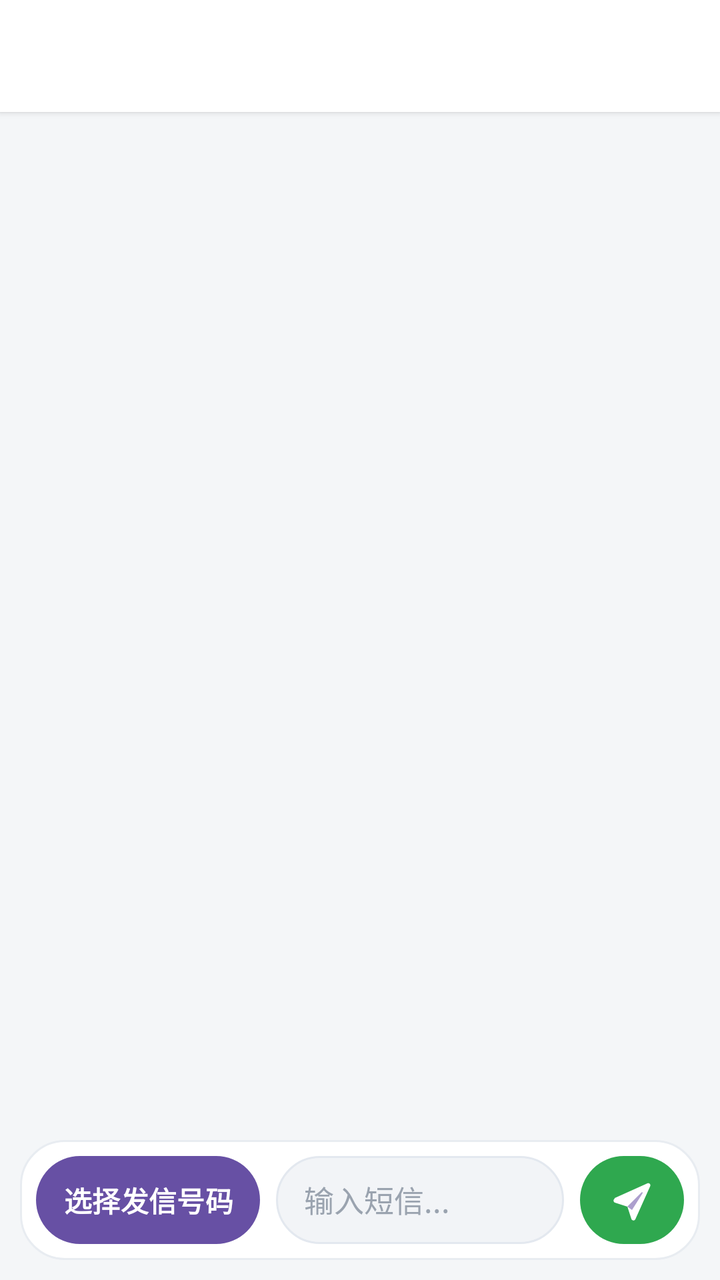
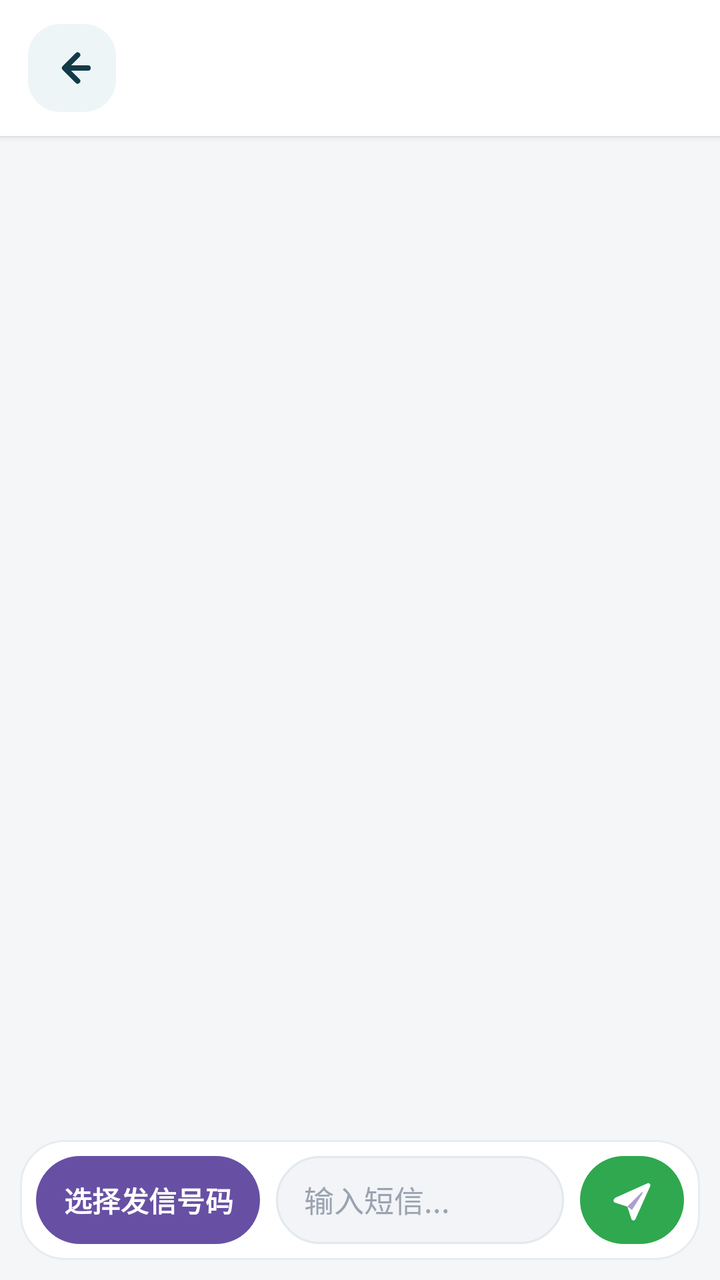

Screens rendered from an Android XML layout before and after an edit, with the pre-edit source and the edit as a unified diff.
<!-- AndroidManifest.xml: application theme Theme.DSIM -->
<!-- res/layout/activity_sms_chat.xml -->
<?xml version="1.0" encoding="utf-8"?>
<LinearLayout xmlns:android="http://schemas.android.com/apk/res/android"
    android:layout_width="match_parent"
    android:layout_height="match_parent"
    android:background="#F4F6F8"
    android:orientation="vertical">

    <TextView
        android:id="@+id/tvChatTitle"
        android:layout_width="match_parent"
        android:layout_height="56dp"
        android:background="#FFFFFF"
        android:elevation="2dp"
        android:gravity="center_vertical"
        android:paddingStart="20dp"
        android:paddingEnd="20dp"
        android:singleLine="true"
        android:textColor="#17212B"
        android:textSize="20sp"
        android:textStyle="bold" />

    <androidx.recyclerview.widget.RecyclerView
        android:id="@+id/rvChatMessages"
        android:layout_width="match_parent"
        android:layout_height="0dp"
        android:layout_weight="1"
        android:clipToPadding="false"
        android:paddingStart="10dp"
        android:paddingTop="12dp"
        android:paddingEnd="10dp"
        android:paddingBottom="12dp" />

    <LinearLayout
        android:layout_width="match_parent"
        android:layout_height="wrap_content"
        android:background="#F4F6F8"
        android:paddingStart="10dp"
        android:paddingEnd="10dp"
        android:paddingBottom="10dp"
        android:paddingTop="4dp">

        <LinearLayout
            android:layout_width="match_parent"
            android:layout_height="wrap_content"
            android:background="@drawable/bg_chat_input_panel"
            android:gravity="center_vertical"
            android:orientation="horizontal"
            android:padding="8dp">

            <Button
                android:id="@+id/btnSelectSim"
                android:layout_width="112dp"
                android:layout_height="44dp"
                android:background="@drawable/bg_chat_sender_button"
                android:ellipsize="end"
                android:includeFontPadding="false"
                android:minWidth="0dp"
                android:minHeight="0dp"
                android:paddingStart="12dp"
                android:paddingEnd="12dp"
                android:singleLine="true"
                android:stateListAnimator="@null"
                android:text="&#36873;&#25321;&#21457;&#20449;&#21495;&#30721;"
                android:textColor="#FFFFFF"
                android:textSize="14sp"
                android:textStyle="bold" />

            <EditText
                android:id="@+id/etSmsInput"
                android:layout_width="0dp"
                android:layout_height="44dp"
                android:layout_marginStart="8dp"
                android:layout_marginEnd="8dp"
                android:layout_weight="1"
                android:background="@drawable/bg_chat_input_field"
                android:hint="&#36755;&#20837;&#30701;&#20449;..."
                android:includeFontPadding="false"
                android:inputType="textMultiLine"
                android:maxLines="3"
                android:minHeight="44dp"
                android:paddingStart="14dp"
                android:paddingEnd="14dp"
                android:textColor="#17212B"
                android:textColorHint="#9AA3AF"
                android:textSize="15sp" />

            <ImageButton
                android:id="@+id/btnSendSms"
                android:layout_width="52dp"
                android:layout_height="44dp"
                android:background="@drawable/bg_chat_send_button"
                android:contentDescription="&#21457;&#36865;"
                android:padding="10dp"
                android:scaleType="center"
                android:src="@drawable/ic_chat_send" />
        </LinearLayout>
    </LinearLayout>
</LinearLayout>
<!-- resources referenced by this layout -->
<resources>
  <!-- drawable bg_chat_input_field (drawable) -->
  <?xml version="1.0" encoding="utf-8"?>
  <shape xmlns:android="http://schemas.android.com/apk/res/android">
      <solid android:color="#F2F4F7" />
      <corners android:radius="22dp" />
      <stroke
          android:width="1dp"
          android:color="#E3E8EF" />
  </shape>
  <!-- drawable bg_chat_input_panel (drawable) -->
  <?xml version="1.0" encoding="utf-8"?>
  <shape xmlns:android="http://schemas.android.com/apk/res/android">
      <solid android:color="#FFFFFF" />
      <corners android:radius="22dp" />
      <stroke
          android:width="1dp"
          android:color="#E8ECF1" />
  </shape>
  <!-- drawable bg_chat_send_button (drawable) -->
  <?xml version="1.0" encoding="utf-8"?>
  <shape xmlns:android="http://schemas.android.com/apk/res/android">
      <solid android:color="#2FA84F" />
      <corners android:radius="22dp" />
  </shape>
  <!-- drawable bg_chat_sender_button (drawable) -->
  <?xml version="1.0" encoding="utf-8"?>
  <shape xmlns:android="http://schemas.android.com/apk/res/android">
      <solid android:color="#6750A4" />
      <corners android:radius="22dp" />
  </shape>
  <!-- drawable ic_chat_send (drawable) -->
  <?xml version="1.0" encoding="utf-8"?>
  <vector xmlns:android="http://schemas.android.com/apk/res/android"
      android:width="24dp"
      android:height="24dp"
      android:viewportWidth="24"
      android:viewportHeight="24">
  
      <path
          android:fillColor="#FFFFFF"
          android:pathData="M3.2,11.1l16.5,-7.4c0.9,-0.4 1.8,0.5 1.4,1.4l-7.4,16.5c-0.4,0.9 -1.7,0.8 -2,-0.1l-2,-6.2l-6.2,-2c-0.9,-0.3 -1,-1.6 -0.1,-2z" />
  
      <path
          android:fillColor="#6750A4"
          android:fillAlpha="0.55"
          android:pathData="M9.7,15.3l7.1,-7.1c0.3,-0.3 0.7,0.1 0.5,0.4l-5.3,8.4z" />
  </vector>
  <style name="Theme.DSIM" parent="Base.Theme.DSIM" />
  <style name="Base.Theme.DSIM" parent="Theme.Material3.DayNight.NoActionBar">
          
          
      </style>
</resources>

<!-- the commit's change to res/layout/activity_sms_chat.xml (unified diff, before → after) -->
@@ -5,19 +5,38 @@
     android:background="#F4F6F8"
     android:orientation="vertical">
 
-    <TextView
-        android:id="@+id/tvChatTitle"
+    <LinearLayout
         android:layout_width="match_parent"
-        android:layout_height="56dp"
+        android:layout_height="68dp"
         android:background="#FFFFFF"
         android:elevation="2dp"
         android:gravity="center_vertical"
-        android:paddingStart="20dp"
-        android:paddingEnd="20dp"
-        android:singleLine="true"
-        android:textColor="#17212B"
-        android:textSize="20sp"
-        android:textStyle="bold" />
+        android:orientation="horizontal"
+        android:paddingStart="14dp"
+        android:paddingEnd="18dp">
+
+        <ImageButton
+            android:id="@+id/btnBackChat"
+            android:layout_width="44dp"
+            android:layout_height="44dp"
+            android:background="@drawable/bg_nav_back_button"
+            android:contentDescription="返回"
+            android:padding="10dp"
+            android:scaleType="center"
+            android:src="@drawable/ic_nav_back" />
+
+        <TextView
+            android:id="@+id/tvChatTitle"
+            android:layout_width="0dp"
+            android:layout_height="match_parent"
+            android:layout_marginStart="12dp"
+            android:layout_weight="1"
+            android:gravity="center_vertical"
+            android:singleLine="true"
+            android:textColor="#17212B"
+            android:textSize="20sp"
+            android:textStyle="bold" />
+    </LinearLayout>
 
     <androidx.recyclerview.widget.RecyclerView
         android:id="@+id/rvChatMessages"
<!-- resource entries referenced after the edit -->
@@ -30,6 +30,13 @@
       <solid android:color="#6750A4" />
       <corners android:radius="22dp" />
   </shape>
+  <!-- drawable bg_nav_back_button (drawable) -->
+  <?xml version="1.0" encoding="utf-8"?>
+  <shape xmlns:android="http://schemas.android.com/apk/res/android"
+      android:shape="rectangle">
+      <solid android:color="#EEF5F7" />
+      <corners android:radius="16dp" />
+  </shape>
   <!-- drawable ic_chat_send (drawable) -->
   <?xml version="1.0" encoding="utf-8"?>
   <vector xmlns:android="http://schemas.android.com/apk/res/android"
@@ -47,6 +54,29 @@
           android:fillAlpha="0.55"
           android:pathData="M9.7,15.3l7.1,-7.1c0.3,-0.3 0.7,0.1 0.5,0.4l-5.3,8.4z" />
   </vector>
+  <!-- drawable ic_nav_back (drawable) -->
+  <?xml version="1.0" encoding="utf-8"?>
+  <vector xmlns:android="http://schemas.android.com/apk/res/android"
+      android:width="24dp"
+      android:height="24dp"
+      android:viewportWidth="24"
+      android:viewportHeight="24">
+  
+      <path
+          android:fillColor="@android:color/transparent"
+          android:pathData="M14.8,5.5 L8.3,12 L14.8,18.5"
+          android:strokeColor="#123B48"
+          android:strokeLineCap="round"
+          android:strokeLineJoin="round"
+          android:strokeWidth="2.7" />
+  
+      <path
+          android:fillColor="@android:color/transparent"
+          android:pathData="M9.2,12 H20"
+          android:strokeColor="#123B48"
+          android:strokeLineCap="round"
+          android:strokeWidth="2.7" />
+  </vector>
   <style name="Theme.DSIM" parent="Base.Theme.DSIM" />
   <style name="Base.Theme.DSIM" parent="Theme.Material3.DayNight.NoActionBar">
           
